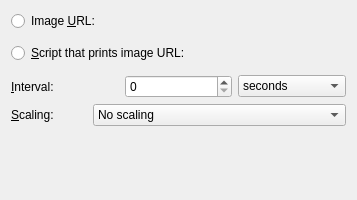
Qt form scriptedimage/contents/ui/config.ui (lmiphay/pdamsten-plasmoids) before a commit.
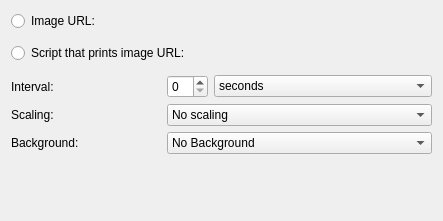
The same form after that commit. Custom widgets are drawn as their Qt base class.

Commit message: Add option to select background type.

Diff of the .ui file:
```diff
--- a/scriptedimage/contents/ui/config.ui
+++ b/scriptedimage/contents/ui/config.ui
@@ -1,19 +1,19 @@
 <ui version="4.0" >
  <class>Config</class>
- <widget class="QWidget" name="Config" >
-  <property name="geometry" >
+ <widget class="QWidget" name="Config">
+  <property name="geometry">
    <rect>
     <x>0</x>
     <y>0</y>
-    <width>357</width>
-    <height>200</height>
+    <width>443</width>
+    <height>221</height>
    </rect>
   </property>
   <layout class="QVBoxLayout" name="verticalLayout" >
    <item>
-    <widget class="QRadioButton" name="kcfg_imageUrlRadio" >
-     <property name="text" >
-      <string>Image &amp;URL:</string>
+    <widget class="QRadioButton" name="kcfg_imageUrlRadio">
+     <property name="text">
+      <string>Image URL:</string>
      </property>
     </widget>
    </item>
@@ -21,9 +21,9 @@
     <widget class="KUrlRequester" name="kcfg_imageUrl" />
    </item>
    <item>
-    <widget class="QRadioButton" name="kcfg_imageScriptRadio" >
-     <property name="text" >
-      <string>&amp;Script that prints image URL:</string>
+    <widget class="QRadioButton" name="kcfg_imageScriptRadio">
+     <property name="text">
+      <string>Script that prints image URL:</string>
      </property>
     </widget>
    </item>
@@ -33,11 +33,17 @@
    <item>
     <layout class="QHBoxLayout" name="horizontalLayout" >
      <item>
-      <widget class="QLabel" name="intervalLabel" >
-       <property name="text" >
-        <string>&amp;Interval:</string>
+      <widget class="QLabel" name="intervalLabel">
+       <property name="minimumSize">
+        <size>
+         <width>150</width>
+         <height>0</height>
+        </size>
        </property>
-       <property name="buddy" >
+       <property name="text">
+        <string>Interval:</string>
+       </property>
+       <property name="buddy">
         <cstring>kcfg_interval</cstring>
        </property>
       </widget>
@@ -46,7 +52,13 @@
       <widget class="QSpinBox" name="kcfg_interval" />
      </item>
      <item>
-      <widget class="QComboBox" name="kcfg_intervalUnit" >
+      <widget class="QComboBox" name="kcfg_intervalUnit">
+       <property name="sizePolicy">
+        <sizepolicy hsizetype="Expanding" vsizetype="Fixed">
+         <horstretch>0</horstretch>
+         <verstretch>0</verstretch>
+        </sizepolicy>
+       </property>
        <item>
         <property name="text" >
          <string>seconds</string>
@@ -69,18 +81,30 @@
    <item>
     <layout class="QHBoxLayout" name="horizontalLayout_2" >
      <item>
-      <widget class="QLabel" name="scalingLabel" >
-       <property name="text" >
-        <string>&amp;Scaling:</string>
+      <widget class="QLabel" name="scalingLabel">
+       <property name="minimumSize">
+        <size>
+         <width>150</width>
+         <height>0</height>
+        </size>
        </property>
-       <property name="buddy" >
+       <property name="text">
+        <string>Scaling:</string>
+       </property>
+       <property name="buddy">
         <cstring>kcfg_scaling</cstring>
        </property>
       </widget>
      </item>
      <item>
-      <widget class="QComboBox" name="kcfg_scaling" >
-       <property name="editable" >
+      <widget class="QComboBox" name="kcfg_scaling">
+       <property name="sizePolicy">
+        <sizepolicy hsizetype="Expanding" vsizetype="Fixed">
+         <horstretch>0</horstretch>
+         <verstretch>0</verstretch>
+        </sizepolicy>
+       </property>
+       <property name="editable">
         <bool>false</bool>
        </property>
        <item>
@@ -108,8 +132,56 @@
     </layout>
    </item>
    <item>
-    <spacer name="verticalSpacer" >
-     <property name="orientation" >
+    <layout class="QHBoxLayout" name="horizontalLayout_3">
+     <item>
+      <widget class="QLabel" name="backgroundLabel">
+       <property name="minimumSize">
+        <size>
+         <width>150</width>
+         <height>0</height>
+        </size>
+       </property>
+       <property name="text">
+        <string>Background:</string>
+       </property>
+       <property name="buddy">
+        <cstring>kcfg_backgroundHint</cstring>
+       </property>
+      </widget>
+     </item>
+     <item>
+      <widget class="QComboBox" name="kcfg_backgroundHint">
+       <property name="sizePolicy">
+        <sizepolicy hsizetype="Expanding" vsizetype="Fixed">
+         <horstretch>0</horstretch>
+         <verstretch>0</verstretch>
+        </sizepolicy>
+       </property>
+       <property name="editable">
+        <bool>false</bool>
+       </property>
+       <item>
+        <property name="text">
+         <string>No Background</string>
+        </property>
+       </item>
+       <item>
+        <property name="text">
+         <string>Standard Background</string>
+        </property>
+       </item>
+       <item>
+        <property name="text">
+         <string>Translucent Background</string>
+        </property>
+       </item>
+      </widget>
+     </item>
+    </layout>
+   </item>
+   <item>
+    <spacer name="verticalSpacer">
+     <property name="orientation">
       <enum>Qt::Vertical</enum>
      </property>
      <property name="sizeHint" stdset="0" >
```
Left out of the diff: 31 changed lines with no effect on the pictures. The commit also changes 2 other files.
